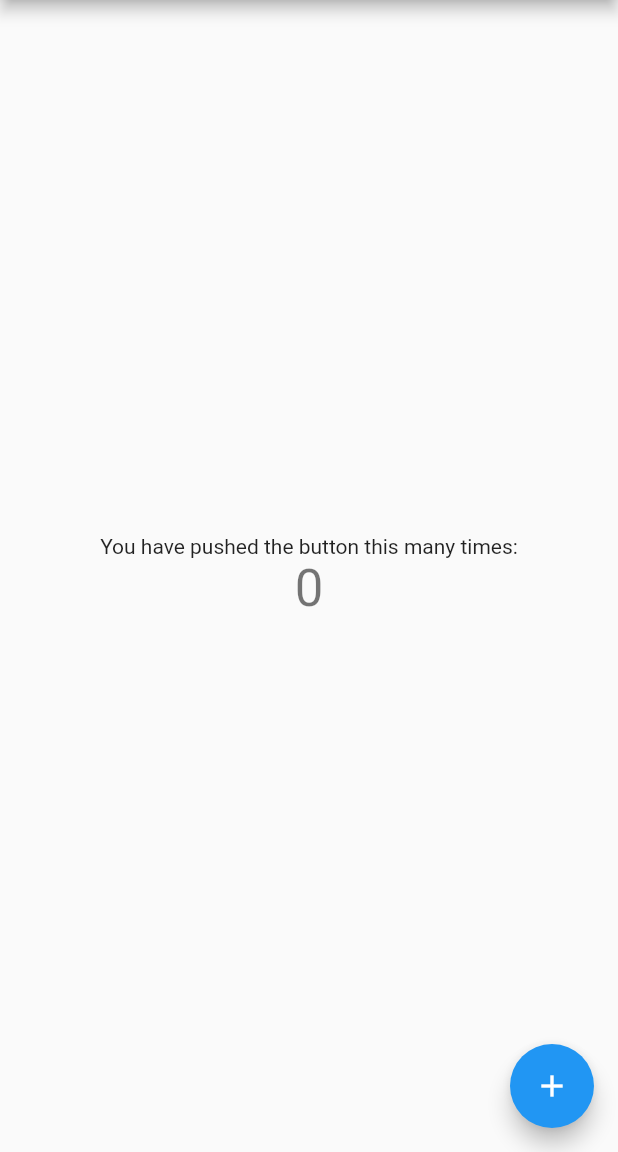
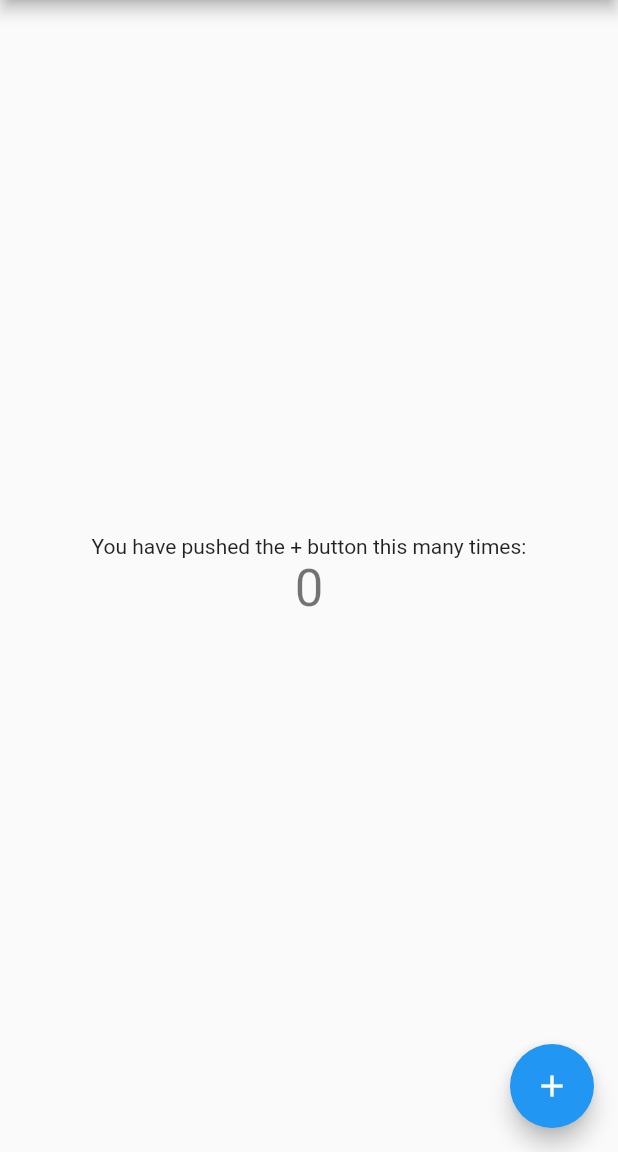
Before and after one commit to Yangsh-w/flutterapp, a Flutter app: the screen it shows after launch, on a phone screen of 412 x 824 dp, the part 84-1236 px from its top. Run offline on Flutter 3.47's test engine with Material 2 defaults, Android fonts, the phone set to English and light mode, and no system bars.

```diff
--- a/lib/main.dart
+++ b/lib/main.dart
@@ -9,7 +9,7 @@ class MyApp extends StatelessWidget {
   @override
   Widget build(BuildContext context) {
     return MaterialApp(
-      title: 'Flutter Demo',
+      title: 'Yang Flutter Demo',
       theme: ThemeData(
         // This is the theme of your application.
         //
@@ -94,7 +94,7 @@ class _MyHomePageState extends State<MyHomePage> {
           mainAxisAlignment: MainAxisAlignment.center,
           children: <Widget>[
             Text(
-              'You have pushed the button this many times:',
+              'You have pushed the + button this many times:',
             ),
             Text(
               '$_counter',
```
